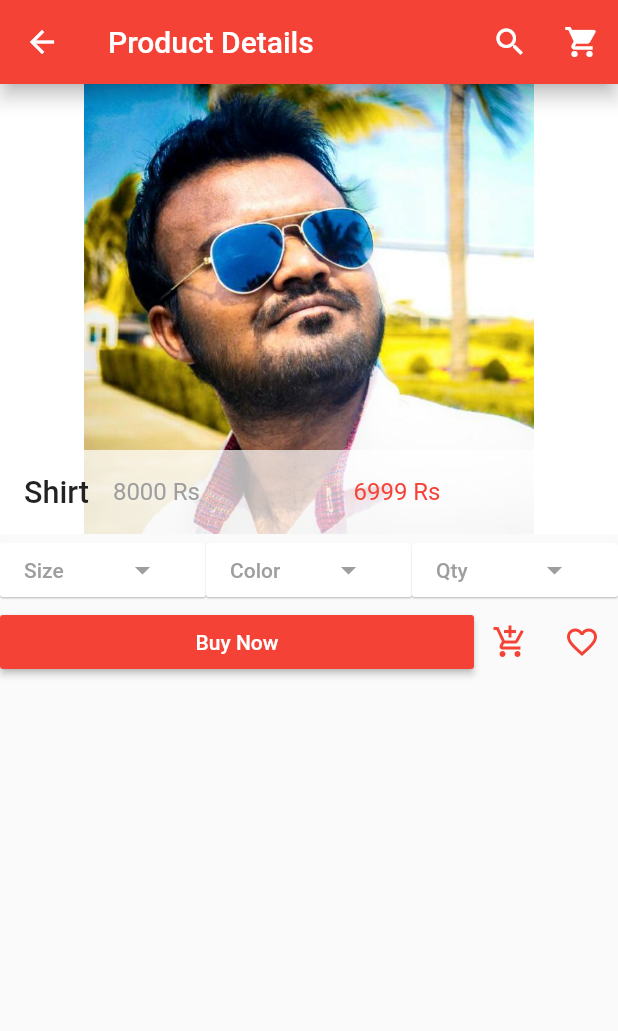
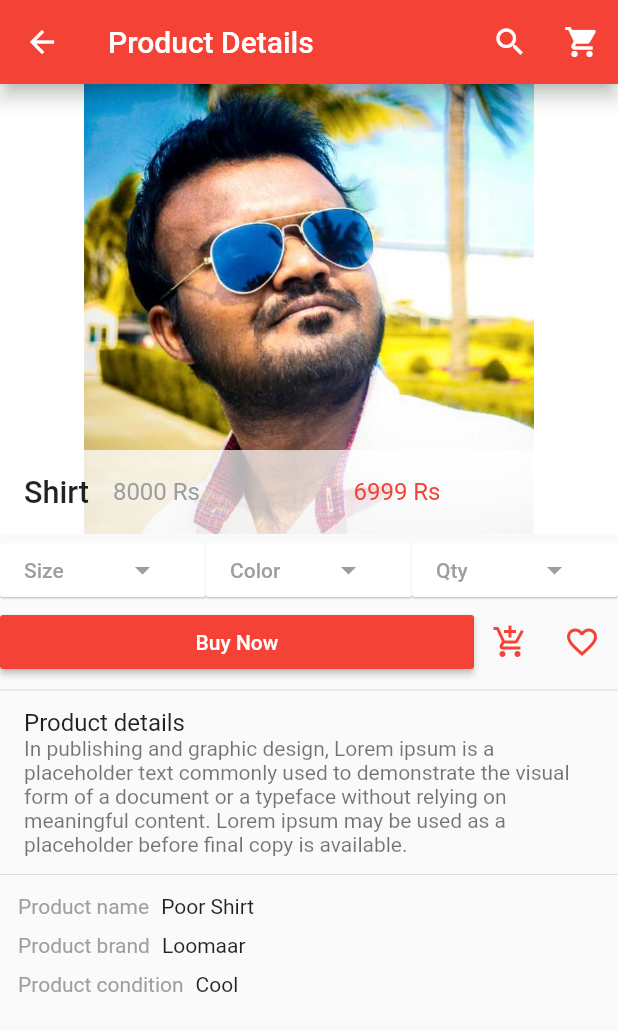
Before and after one commit to snehal-007/my_ecommerce, a Flutter app: the screen it shows after launch, after a tap on "Shirt", on a phone screen of 412 x 824 dp. Shown: the top 1031 px of the screen. Run offline on Flutter 3.47's test engine with Material 2 defaults, Android fonts, the phone set to English and light mode, and no system bars; our stand-ins replace carousel_pro.

Commit message:
Product Detail page organized

```diff
--- a/lib/pages/products_details.dart
+++ b/lib/pages/products_details.dart
@@ -77,7 +77,25 @@ class _Product_detailState extends State<Product_detail> {
             children: [
               Expanded(
                 child: MaterialButton(
-                  onPressed: () {},
+                  onPressed: () {
+                    showDialog(
+                      context: context,
+                      builder: (context) {
+                        return AlertDialog(
+                          title: Text("Size"),
+                          content: Text("Choose the Size"),
+                          actions: [
+                            MaterialButton(
+                              onPressed: () {
+                                Navigator.of(context).pop(context);
+                              },
+                              child: Text("Close"),
+                            )
+                          ],
+                        );
+                      },
+                    );
+                  },
                   color: Colors.white,
                   textColor: Colors.grey,
                   elevation: 0.5,
@@ -95,7 +113,25 @@ class _Product_detailState extends State<Product_detail> {
               ),
               Expanded(
                 child: MaterialButton(
-                  onPressed: () {},
+                  onPressed: () {
+                    showDialog(
+                      context: context,
+                      builder: (context) {
+                        return AlertDialog(
+                          title: Text("Color"),
+                          content: Text("Choose the Color"),
+                          actions: [
+                            MaterialButton(
+                              onPressed: () {
+                                Navigator.of(context).pop(context);
+                              },
+                              child: Text("Close"),
+                            )
+                          ],
+                        );
+                      },
+                    );
+                  },
                   color: Colors.white,
                   textColor: Colors.grey,
                   elevation: 0.5,
@@ -113,7 +149,25 @@ class _Product_detailState extends State<Product_detail> {
               ),
               Expanded(
                 child: MaterialButton(
-                  onPressed: () {},
+                  onPressed: () {
+                    showDialog(
+                      context: context,
+                      builder: (context) {
+                        return AlertDialog(
+                          title: Text("Qty"),
+                          content: Text("Choose the Qty"),
+                          actions: [
+                            MaterialButton(
+                              onPressed: () {
+                                Navigator.of(context).pop(context);
+                              },
+                              child: Text("Close"),
+                            )
+                          ],
+                        );
+                      },
+                    );
+                  },
                   color: Colors.white,
                   textColor: Colors.grey,
                   elevation: 0.5,
@@ -156,6 +210,60 @@ class _Product_detailState extends State<Product_detail> {
                   onPressed: null),
             ],
           ),
+
+          // descriptions
+          Divider(),
+          ListTile(
+            title: Text("Product details"),
+            subtitle: Text(
+                "In publishing and graphic design, Lorem ipsum is a placeholder text commonly used to demonstrate the visual form of a document or a typeface without relying on meaningful content. Lorem ipsum may be used as a placeholder before final copy is available."),
+          ),
+          Divider(),
+          Row(
+            children: [
+              Padding(
+                padding: EdgeInsets.fromLTRB(12.0, 5.0, 3.0, 5.0),
+                child: Text(
+                  "Product name",
+                  style: TextStyle(color: Colors.grey),
+                ),
+              ),
+              Padding(
+                padding: EdgeInsets.all(5.0),
+                child: Text("Poor Shirt "),
+              ),
+            ],
+          ),
+          Row(
+            children: [
+              Padding(
+                padding: EdgeInsets.fromLTRB(12.0, 5.0, 3.0, 5.0),
+                child: Text(
+                  "Product brand",
+                  style: TextStyle(color: Colors.grey),
+                ),
+              ),
+              Padding(
+                padding: EdgeInsets.all(5.0),
+                child: Text("Loomaar"),
+              ),
+            ],
+          ),
+          Row(
+            children: [
+              Padding(
+                padding: EdgeInsets.fromLTRB(12.0, 5.0, 3.0, 5.0),
+                child: Text(
+                  "Product condition",
+                  style: TextStyle(color: Colors.grey),
+                ),
+              ),
+              Padding(
+                padding: EdgeInsets.all(5.0),
+                child: Text("Cool "),
+              ),
+            ],
+          ),
         ],
       ),
     );
```
